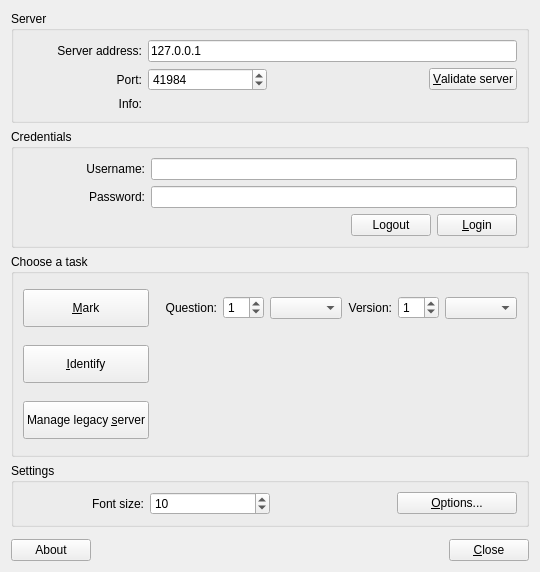
Qt form plom/client/ui_files/chooser.ui (plomgrading/plom) before a commit.
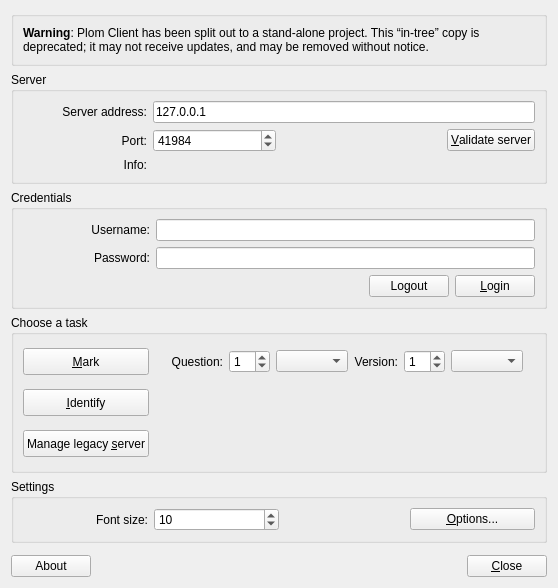
The same form after that commit.

Commit message: client deprecation

Patch:
```diff
--- a/plom/client/ui_files/chooser.ui
+++ b/plom/client/ui_files/chooser.ui
@@ -10,14 +10,37 @@
    <rect>
     <x>0</x>
     <y>0</y>
-    <width>540</width>
-    <height>572</height>
+    <width>558</width>
+    <height>588</height>
    </rect>
   </property>
   <property name="windowTitle">
    <string>Plom Client</string>
   </property>
   <layout class="QVBoxLayout" name="verticalLayout">
+   <item>
+    <widget class="QGroupBox" name="depGroupBox">
+     <property name="title">
+      <string/>
+     </property>
+     <layout class="QHBoxLayout" name="horizontalLayout_4">
+      <item>
+       <widget class="QLabel" name="depLabel">
+        <property name="text">
+         <string>&lt;strong&gt;Warning&lt;/strong&gt;: Plom Client has been split out to a stand-alone project.
+This &amp;ldquo;in-tree&amp;rdquo;  copy is deprecated; it may not receive updates, and may be removed without notice.</string>
+        </property>
+        <property name="wordWrap">
+         <bool>true</bool>
+        </property>
+        <property name="margin">
+         <number>12</number>
+        </property>
+       </widget>
+      </item>
+     </layout>
+    </widget>
+   </item>
    <item>
     <widget class="QGroupBox" name="serverGBox">
      <property name="enabled">
```
The commit also changes 1 other file.
